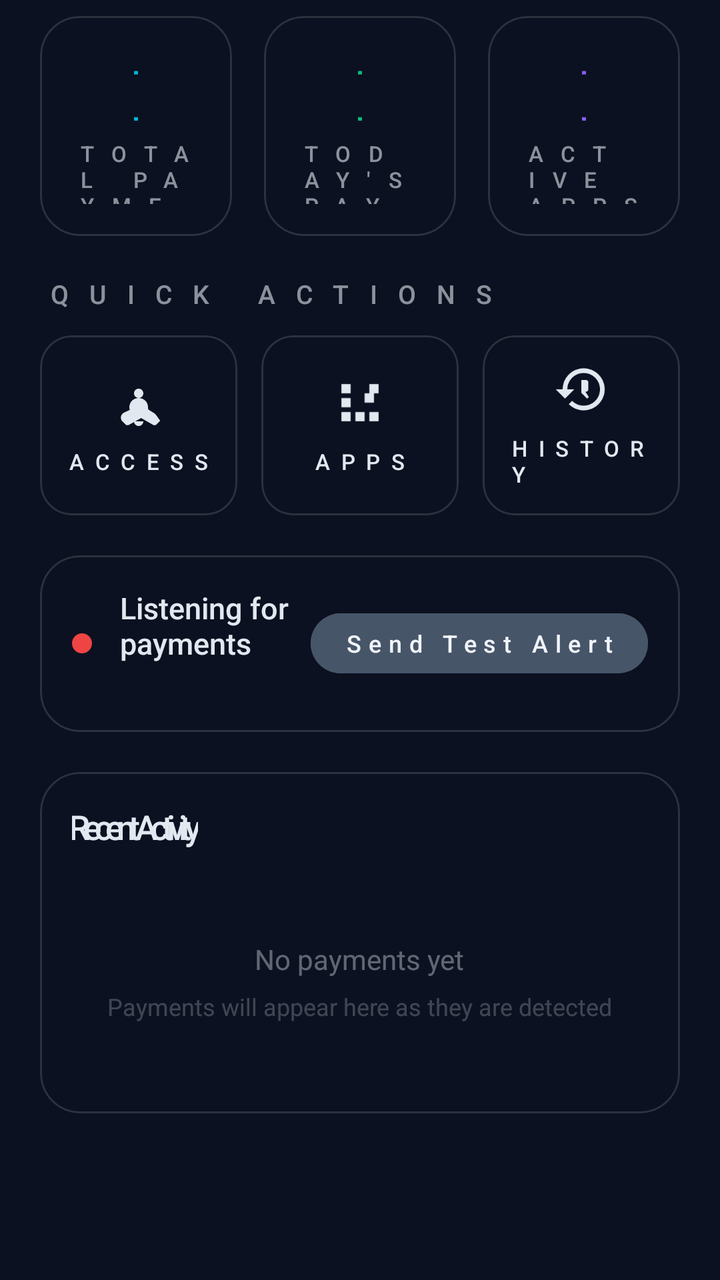
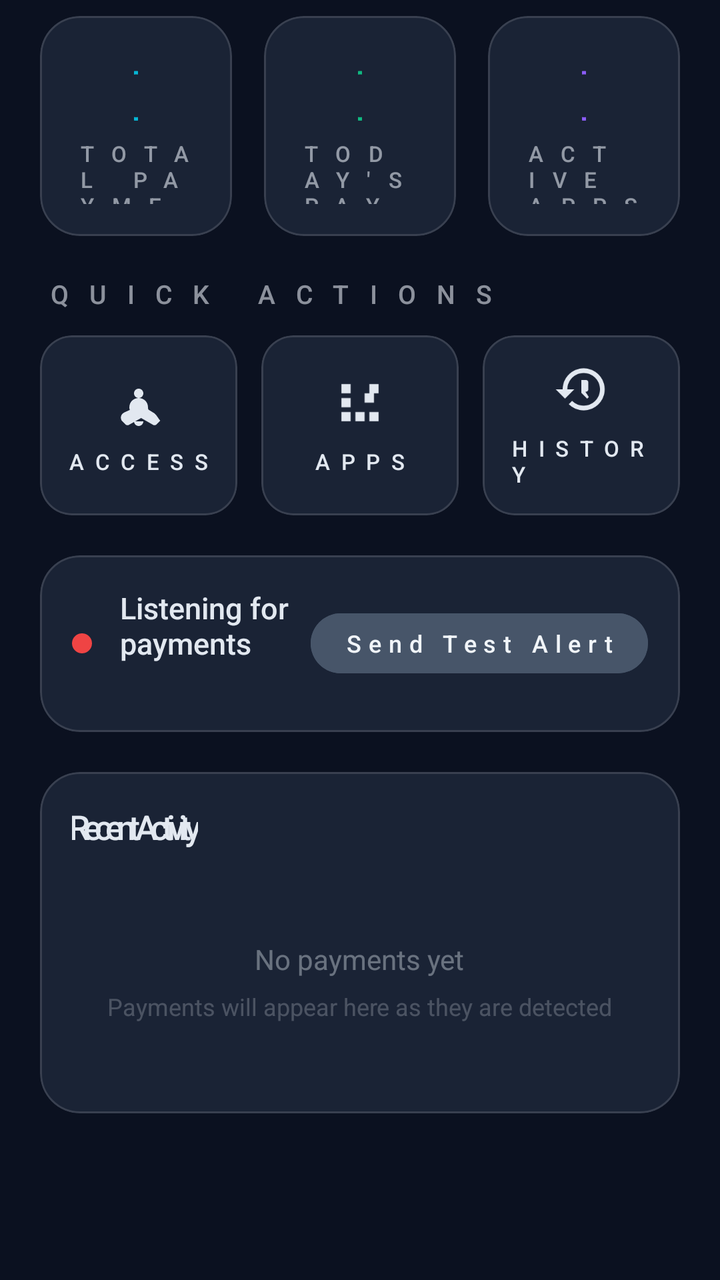

Compare the two renders of this Android layout. The source of the first and the diff that turns it into the second are given below.
<!-- AndroidManifest.xml: application theme Theme.UPISoundBox -->
<!-- res/layout/fragment_home.xml -->
<?xml version="1.0" encoding="utf-8"?>
<androidx.core.widget.NestedScrollView xmlns:android="http://schemas.android.com/apk/res/android"
    xmlns:app="http://schemas.android.com/apk/res-auto"
    android:layout_width="match_parent"
    android:layout_height="match_parent"
    android:overScrollMode="never"
    android:clipToPadding="false"
    android:paddingBottom="20dp">

    <LinearLayout
        android:layout_width="match_parent"
        android:layout_height="wrap_content"
        android:orientation="vertical"
        android:paddingHorizontal="20dp"
        android:paddingTop="8dp">

        <LinearLayout
            android:layout_width="match_parent"
            android:layout_height="wrap_content"
            android:orientation="horizontal"
            android:layout_marginBottom="20dp">

            <com.google.android.material.card.MaterialCardView
                android:id="@+id/card_total"
                android:layout_width="0dp"
                android:layout_height="110dp"
                android:layout_weight="1"
                android:layout_marginEnd="8dp"
                app:cardBackgroundColor="@color/surface_glass_dark"
                app:cardCornerRadius="20dp"
                app:cardElevation="0dp"
                app:contentPadding="16dp"
                app:strokeColor="@color/outline_dark"
                app:strokeWidth="1dp">

                <LinearLayout
                    android:layout_width="match_parent"
                    android:layout_height="match_parent"
                    android:orientation="vertical"
                    android:gravity="center">

                    <TextView
                        android:id="@+id/tv_total_count"
                        android:layout_width="wrap_content"
                        android:layout_height="wrap_content"
                        android:text="0"
                        android:textSize="34sp"
                        android:textColor="@color/accent_cyan"
                        android:fontFamily="sans-serif-light"
                        android:letterSpacing="-0.5" />

                    <TextView
                        android:layout_width="wrap_content"
                        android:layout_height="wrap_content"
                        android:text="@string/total_payments"
                        android:textSize="11sp"
                        android:textColor="@color/on_surface_dark"
                        android:alpha="0.6"
                        android:fontFamily="sans-serif-medium"
                        android:letterSpacing="0.8"
                        android:textAllCaps="true" />
                </LinearLayout>
            </com.google.android.material.card.MaterialCardView>

            <com.google.android.material.card.MaterialCardView
                android:id="@+id/card_today"
                android:layout_width="0dp"
                android:layout_height="110dp"
                android:layout_weight="1"
                android:layout_marginStart="8dp"
                android:layout_marginEnd="8dp"
                app:cardBackgroundColor="@color/surface_glass_dark"
                app:cardCornerRadius="20dp"
                app:cardElevation="0dp"
                app:contentPadding="16dp"
                app:strokeColor="@color/outline_dark"
                app:strokeWidth="1dp">

                <LinearLayout
                    android:layout_width="match_parent"
                    android:layout_height="match_parent"
                    android:orientation="vertical"
                    android:gravity="center">

                    <TextView
                        android:id="@+id/tv_today_count"
                        android:layout_width="wrap_content"
                        android:layout_height="wrap_content"
                        android:text="0"
                        android:textSize="34sp"
                        android:textColor="@color/accent_emerald"
                        android:fontFamily="sans-serif-light"
                        android:letterSpacing="-0.5" />

                    <TextView
                        android:layout_width="wrap_content"
                        android:layout_height="wrap_content"
                        android:text="@string/today_payments"
                        android:textSize="11sp"
                        android:textColor="@color/on_surface_dark"
                        android:alpha="0.6"
                        android:fontFamily="sans-serif-medium"
                        android:letterSpacing="0.8"
                        android:textAllCaps="true" />
                </LinearLayout>
            </com.google.android.material.card.MaterialCardView>

            <com.google.android.material.card.MaterialCardView
                android:id="@+id/card_apps_count"
                android:layout_width="0dp"
                android:layout_height="110dp"
                android:layout_weight="1"
                android:layout_marginStart="8dp"
                app:cardBackgroundColor="@color/surface_glass_dark"
                app:cardCornerRadius="20dp"
                app:cardElevation="0dp"
                app:contentPadding="16dp"
                app:strokeColor="@color/outline_dark"
                app:strokeWidth="1dp">

                <LinearLayout
                    android:layout_width="match_parent"
                    android:layout_height="match_parent"
                    android:orientation="vertical"
                    android:gravity="center">

                    <TextView
                        android:id="@+id/tv_active_apps"
                        android:layout_width="wrap_content"
                        android:layout_height="wrap_content"
                        android:text="0"
                        android:textSize="34sp"
                        android:textColor="@color/accent_violet"
                        android:fontFamily="sans-serif-light"
                        android:letterSpacing="-0.5" />

                    <TextView
                        android:layout_width="wrap_content"
                        android:layout_height="wrap_content"
                        android:text="@string/active_apps"
                        android:textSize="11sp"
                        android:textColor="@color/on_surface_dark"
                        android:alpha="0.6"
                        android:fontFamily="sans-serif-medium"
                        android:letterSpacing="0.8"
                        android:textAllCaps="true" />
                </LinearLayout>
            </com.google.android.material.card.MaterialCardView>
        </LinearLayout>

        <TextView
            android:layout_width="wrap_content"
            android:layout_height="wrap_content"
            android:text="Quick Actions"
            android:textSize="13sp"
            android:textColor="@color/on_surface_dark"
            android:alpha="0.6"
            android:fontFamily="sans-serif-medium"
            android:textAllCaps="true"
            android:letterSpacing="0.8"
            android:layout_marginBottom="12dp" />

        <LinearLayout
            android:layout_width="match_parent"
            android:layout_height="wrap_content"
            android:orientation="horizontal"
            android:layout_marginBottom="20dp">

            <com.google.android.material.card.MaterialCardView
                android:id="@+id/card_quick_access"
                android:layout_width="0dp"
                android:layout_height="90dp"
                android:layout_weight="1"
                android:layout_marginEnd="6dp"
                app:cardBackgroundColor="@color/surface_glass_dark"
                app:cardCornerRadius="16dp"
                app:cardElevation="0dp"
                app:contentPadding="12dp"
                app:strokeColor="@color/outline_dark"
                app:strokeWidth="1dp"
                android:clickable="true"
                android:focusable="true">

                <LinearLayout
                    android:layout_width="match_parent"
                    android:layout_height="match_parent"
                    android:orientation="vertical"
                    android:gravity="center">

                    <ImageView
                        android:layout_width="28dp"
                        android:layout_height="28dp"
                        android:src="@drawable/ic_notification"
                        android:layout_marginBottom="8dp"
                        android:backgroundTint="@color/accent_cyan" />

                    <TextView
                        android:layout_width="wrap_content"
                        android:layout_height="wrap_content"
                        android:text="Access"
                        android:textSize="11sp"
                        android:textColor="@color/on_surface_dark"
                        android:fontFamily="sans-serif-medium"
                        android:textAllCaps="true"
                        android:letterSpacing="0.5" />
                </LinearLayout>
            </com.google.android.material.card.MaterialCardView>

            <com.google.android.material.card.MaterialCardView
                android:id="@+id/card_quick_apps"
                android:layout_width="0dp"
                android:layout_height="90dp"
                android:layout_weight="1"
                android:layout_marginStart="6dp"
                android:layout_marginEnd="6dp"
                app:cardBackgroundColor="@color/surface_glass_dark"
                app:cardCornerRadius="16dp"
                app:cardElevation="0dp"
                app:contentPadding="12dp"
                app:strokeColor="@color/outline_dark"
                app:strokeWidth="1dp"
                android:clickable="true"
                android:focusable="true">

                <LinearLayout
                    android:layout_width="match_parent"
                    android:layout_height="match_parent"
                    android:orientation="vertical"
                    android:gravity="center">

                    <ImageView
                        android:layout_width="28dp"
                        android:layout_height="28dp"
                        android:src="@drawable/ic_apps"
                        android:layout_marginBottom="8dp"
                        android:backgroundTint="@color/accent_violet" />

                    <TextView
                        android:layout_width="wrap_content"
                        android:layout_height="wrap_content"
                        android:text="Apps"
                        android:textSize="11sp"
                        android:textColor="@color/on_surface_dark"
                        android:fontFamily="sans-serif-medium"
                        android:textAllCaps="true"
                        android:letterSpacing="0.5" />
                </LinearLayout>
            </com.google.android.material.card.MaterialCardView>

            <com.google.android.material.card.MaterialCardView
                android:id="@+id/card_quick_history"
                android:layout_width="0dp"
                android:layout_height="90dp"
                android:layout_weight="1"
                android:layout_marginStart="6dp"
                app:cardBackgroundColor="@color/surface_glass_dark"
                app:cardCornerRadius="16dp"
                app:cardElevation="0dp"
                app:contentPadding="12dp"
                app:strokeColor="@color/outline_dark"
                app:strokeWidth="1dp"
                android:clickable="true"
                android:focusable="true">

                <LinearLayout
                    android:layout_width="match_parent"
                    android:layout_height="match_parent"
                    android:orientation="vertical"
                    android:gravity="center">

                    <ImageView
                        android:layout_width="28dp"
                        android:layout_height="28dp"
                        android:src="@drawable/ic_history"
                        android:layout_marginBottom="8dp"
                        android:backgroundTint="@color/accent_emerald" />

                    <TextView
                        android:layout_width="wrap_content"
                        android:layout_height="wrap_content"
                        android:text="History"
                        android:textSize="11sp"
                        android:textColor="@color/on_surface_dark"
                        android:fontFamily="sans-serif-medium"
                        android:textAllCaps="true"
                        android:letterSpacing="0.5" />
                </LinearLayout>
            </com.google.android.material.card.MaterialCardView>
        </LinearLayout>

        <com.google.android.material.card.MaterialCardView
            android:id="@+id/card_status"
            android:layout_width="match_parent"
            android:layout_height="wrap_content"
            app:cardBackgroundColor="@color/surface_glass_dark"
            app:cardCornerRadius="20dp"
            app:cardElevation="0dp"
            app:contentPadding="16dp"
            app:strokeColor="@color/outline_dark"
            app:strokeWidth="1dp"
            android:layout_marginBottom="20dp">

            <LinearLayout
                android:layout_width="match_parent"
                android:layout_height="wrap_content"
                android:orientation="horizontal"
                android:gravity="center_vertical">

                <ImageView
                    android:id="@+id/iv_status_dot"
                    android:layout_width="10dp"
                    android:layout_height="10dp"
                    android:layout_marginEnd="14dp"
                    android:src="@drawable/status_dot"
                    android:layerType="software" />

                <LinearLayout
                    android:layout_width="0dp"
                    android:layout_height="wrap_content"
                    android:layout_weight="1"
                    android:orientation="vertical">

                    <TextView
                        android:id="@+id/tv_status_title"
                        android:layout_width="wrap_content"
                        android:layout_height="wrap_content"
                        android:text="@string/listening_for_payments"
                        android:textSize="15sp"
                        android:textColor="@color/on_surface_dark"
                        android:fontFamily="sans-serif-medium" />

                    <TextView
                        android:id="@+id/tv_status_desc"
                        android:layout_width="wrap_content"
                        android:layout_height="wrap_content"
                        android:text=""
                        android:textSize="12sp"
                        android:textColor="@color/on_surface_dark"
                        android:alpha="0.5"
                        android:fontFamily="sans-serif"
                        android:layout_marginTop="2dp" />
                </LinearLayout>

                <com.google.android.material.button.MaterialButton
                    android:id="@+id/btn_test_alert"
                    style="@style/Widget.Material3.Button"
                    android:layout_width="wrap_content"
                    android:layout_height="38dp"
                    android:text="@string/send_test_alert"
                    android:textSize="12sp"
                    android:paddingStart="16dp"
                    android:paddingEnd="16dp"
                    android:backgroundTint="@color/primary_40"
                    android:letterSpacing="0.3" />
            </LinearLayout>
        </com.google.android.material.card.MaterialCardView>

        <com.google.android.material.card.MaterialCardView
            android:id="@+id/card_recent"
            android:layout_width="match_parent"
            android:layout_height="wrap_content"
            app:cardBackgroundColor="@color/surface_glass_dark"
            app:cardCornerRadius="20dp"
            app:cardElevation="0dp"
            app:contentPadding="16dp"
            app:strokeColor="@color/outline_dark"
            app:strokeWidth="1dp">

            <LinearLayout
                android:layout_width="match_parent"
                android:layout_height="wrap_content"
                android:orientation="vertical">

                <TextView
                    android:layout_width="wrap_content"
                    android:layout_height="wrap_content"
                    android:text="Recent Activity"
                    android:textSize="17sp"
                    android:textColor="@color/on_surface_dark"
                    android:fontFamily="sans-serif-medium"
                    android:letterSpacing="-0.2"
                    android:layout_marginBottom="16dp" />

                <LinearLayout
                    android:id="@+id/layout_recent_container"
                    android:layout_width="match_parent"
                    android:layout_height="wrap_content"
                    android:orientation="vertical"
                    android:gravity="center"
                    android:minHeight="100dp">

                    <TextView
                        android:id="@+id/tv_no_payments"
                        android:layout_width="wrap_content"
                        android:layout_height="wrap_content"
                        android:text="@string/no_payments"
                        android:textSize="14sp"
                        android:textColor="@color/on_surface_dark"
                        android:alpha="0.4"
                        android:fontFamily="sans-serif"
                        android:layout_marginBottom="6dp" />

                    <TextView
                        android:id="@+id/tv_no_payments_desc"
                        android:layout_width="wrap_content"
                        android:layout_height="wrap_content"
                        android:text="@string/payments_will_appear"
                        android:textSize="12sp"
                        android:textColor="@color/on_surface_dark"
                        android:alpha="0.25"
                        android:fontFamily="sans-serif"
                        android:gravity="center" />
                </LinearLayout>
            </LinearLayout>
        </com.google.android.material.card.MaterialCardView>

    </LinearLayout>
</androidx.core.widget.NestedScrollView>
<!-- resources referenced by this layout -->
<resources>
  <color name="accent_cyan">#06B6D4</color>
  <color name="accent_emerald">#10B981</color>
  <color name="accent_violet">#8B5CF6</color>
  <color name="on_surface_dark">#E2E8F0</color>
  <color name="outline_dark">#22FFFFFF</color>
  <color name="primary_40">#475569</color>
  <!-- drawable ic_apps (drawable) -->
  <?xml version="1.0" encoding="utf-8"?>
  <vector xmlns:android="http://schemas.android.com/apk/res/android"
      android:width="24dp"
      android:height="24dp"
      android:viewportWidth="24"
      android:viewportHeight="24"
      android:tint="?attr/colorOnSurface">
      <path
          android:fillColor="@android:color/white"
          android:pathData="M4,8h4V4H4V8zM10,20h4v-4h-4v4zM4,20h4v-4H4V20zM4,14h4v-4H4V14zM16,4v4h4L20,4h-4zM16,20h4v-4h-4v4zM18,12h-4v-4h4V12z" />
  </vector>
  <!-- drawable ic_history (drawable) -->
  <?xml version="1.0" encoding="utf-8"?>
  <vector xmlns:android="http://schemas.android.com/apk/res/android"
      android:width="24dp"
      android:height="24dp"
      android:viewportWidth="24"
      android:viewportHeight="24"
      android:tint="?attr/colorOnSurface">
      <path
          android:fillColor="@android:color/white"
          android:pathData="M13,3c-4.97,0 -9,4.03 -9,9H1l3.89,3.89 0.07,0.14L9,12H6c0,-3.87 3.13,-7 7,-7s7,3.13 7,7 -3.13,7 -7,7c-1.93,0 -3.68,-0.79 -4.94,-2.06l-1.42,1.42C8.27,19.99 10.51,21 13,21c4.97,0 9,-4.03 9,-9s-4.03,-9 -9,-9zM12,8v5.5l2.5,2.5 0.71,-0.71L13.71,13H14c0.55,0 1,-0.45 1,-1v-3c0,-0.55 -0.45,-1 -1,-1h-1z" />
  </vector>
  <!-- drawable ic_notification (drawable) -->
  <?xml version="1.0" encoding="utf-8"?>
  <vector xmlns:android="http://schemas.android.com/apk/res/android"
      android:width="24dp"
      android:height="24dp"
      android:viewportWidth="24"
      android:viewportHeight="24"
      android:tint="?attr/colorOnSurface">
      <path
          android:fillColor="@android:color/white"
          android:pathData="M12,22c1.1,0 2,-0.9 2,-2h-4C10,21.1 10.9,22 12,22zM18,16.11l-1.78,-1.11C16.07,14.83 16,14.42 16,14c0,-2.5 -2,-4 -4,-4s-4,1.5 -4,4c0,0.42 0.07,0.83 0.22,1.11L6,16.11C4.37,16.89 4,18.33 4.73,19.73l1.42,1.42C6.59,21.67 7.37,21.89 8,21.41l5.06,-2.83L18,21.41C18.63,21.89 19.41,21.67 19.85,21.15l1.42,-1.42C20,18.33 19.63,16.89 18,16.11zM12,6c1.11,0 2,0.89 2,2c0,1.11 -0.89,2 -2,2s-2,-0.89 -2,-2C10,6.89 10.89,6 12,6z" />
  </vector>
  <!-- drawable status_dot (drawable) -->
  <?xml version="1.0" encoding="utf-8"?>
  <selector xmlns:android="http://schemas.android.com/apk/res/android">
      <item android:drawable="@drawable/status_dot_active" android:state_selected="true" />
      <item android:drawable="@drawable/status_dot_inactive" />
  </selector>
  <string name="active_apps">Active Apps</string>
  <string name="listening_for_payments">Listening for payments</string>
  <string name="no_payments">No payments yet</string>
  <string name="payments_will_appear">Payments will appear here as they are detected</string>
  <string name="send_test_alert">Send Test Alert</string>
  <string name="today_payments">Today\'s Payments</string>
  <string name="total_payments">Total Payments</string>
  <!-- drawable status_dot_active (drawable) -->
  <?xml version="1.0" encoding="utf-8"?>
  <shape xmlns:android="http://schemas.android.com/apk/res/android"
      android:shape="oval">
      <solid android:color="#10B981" />
      <size android:width="12dp" android:height="12dp" />
  </shape>
  <!-- drawable status_dot_inactive (drawable) -->
  <?xml version="1.0" encoding="utf-8"?>
  <shape xmlns:android="http://schemas.android.com/apk/res/android"
      android:shape="oval">
      <solid android:color="#EF4444" />
      <size android:width="12dp" android:height="12dp" />
  </shape>
  <color name="primary_30">#334155</color>
  <color name="on_primary_dark">#F1F5F9</color>
  <color name="primary_10">#0F172A</color>
  <color name="error">#EF4444</color>
  <color name="white">#FFFFFFFF</color>
  <color name="surface_dark">#0B1120</color>
  <!-- unchanged entries left out for length: 1 -->
</resources>

<!-- the commit's change to res/layout/fragment_home.xml (unified diff, before → after) -->
@@ -26,7 +26,7 @@
                 android:layout_height="110dp"
                 android:layout_weight="1"
                 android:layout_marginEnd="8dp"
-                app:cardBackgroundColor="@color/surface_glass_dark"
+                app:cardBackgroundColor="@color/surface_glass"
                 app:cardCornerRadius="20dp"
                 app:cardElevation="0dp"
                 app:contentPadding="16dp"
@@ -69,7 +69,7 @@
                 android:layout_weight="1"
                 android:layout_marginStart="8dp"
                 android:layout_marginEnd="8dp"
-                app:cardBackgroundColor="@color/surface_glass_dark"
+                app:cardBackgroundColor="@color/surface_glass"
                 app:cardCornerRadius="20dp"
                 app:cardElevation="0dp"
                 app:contentPadding="16dp"
@@ -111,7 +111,7 @@
                 android:layout_height="110dp"
                 android:layout_weight="1"
                 android:layout_marginStart="8dp"
-                app:cardBackgroundColor="@color/surface_glass_dark"
+                app:cardBackgroundColor="@color/surface_glass"
                 app:cardCornerRadius="20dp"
                 app:cardElevation="0dp"
                 app:contentPadding="16dp"
@@ -172,7 +172,7 @@
                 android:layout_height="90dp"
                 android:layout_weight="1"
                 android:layout_marginEnd="6dp"
-                app:cardBackgroundColor="@color/surface_glass_dark"
+                app:cardBackgroundColor="@color/surface_glass"
                 app:cardCornerRadius="16dp"
                 app:cardElevation="0dp"
                 app:contentPadding="12dp"
@@ -213,7 +213,7 @@
                 android:layout_weight="1"
                 android:layout_marginStart="6dp"
                 android:layout_marginEnd="6dp"
-                app:cardBackgroundColor="@color/surface_glass_dark"
+                app:cardBackgroundColor="@color/surface_glass"
                 app:cardCornerRadius="16dp"
                 app:cardElevation="0dp"
                 app:contentPadding="12dp"
@@ -253,7 +253,7 @@
                 android:layout_height="90dp"
                 android:layout_weight="1"
                 android:layout_marginStart="6dp"
-                app:cardBackgroundColor="@color/surface_glass_dark"
+                app:cardBackgroundColor="@color/surface_glass"
                 app:cardCornerRadius="16dp"
                 app:cardElevation="0dp"
                 app:contentPadding="12dp"
@@ -292,7 +292,7 @@
             android:id="@+id/card_status"
             android:layout_width="match_parent"
             android:layout_height="wrap_content"
-            app:cardBackgroundColor="@color/surface_glass_dark"
+            app:cardBackgroundColor="@color/surface_glass"
             app:cardCornerRadius="20dp"
             app:cardElevation="0dp"
             app:contentPadding="16dp"
@@ -359,7 +359,7 @@
             android:id="@+id/card_recent"
             android:layout_width="match_parent"
             android:layout_height="wrap_content"
-            app:cardBackgroundColor="@color/surface_glass_dark"
+            app:cardBackgroundColor="@color/surface_glass"
             app:cardCornerRadius="20dp"
             app:cardElevation="0dp"
             app:contentPadding="16dp"
<!-- resource entries referenced after the edit -->
@@ -6,6 +6,7 @@
   <color name="on_surface_dark">#E2E8F0</color>
   <color name="outline_dark">#22FFFFFF</color>
   <color name="primary_40">#475569</color>
+  <color name="surface_glass">#CC1E293B</color>
   <!-- drawable ic_apps (drawable) -->
   <?xml version="1.0" encoding="utf-8"?>
   <vector xmlns:android="http://schemas.android.com/apk/res/android"
